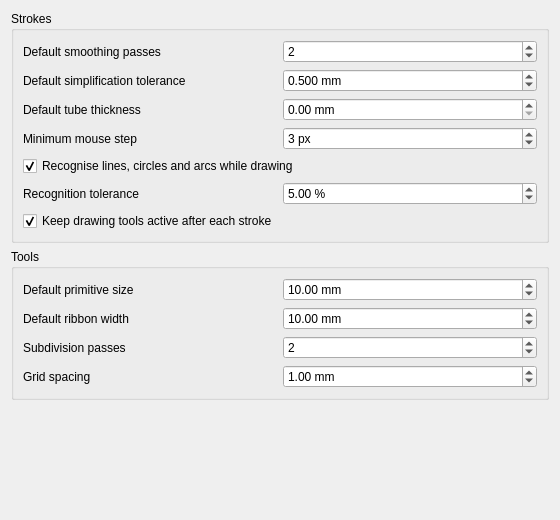
First picture: the form in src/Mod/Freeform/Resources/ui/preferences-freeform.ui, repository RikvdReijen/FreeCADEnhanced, before the edit.
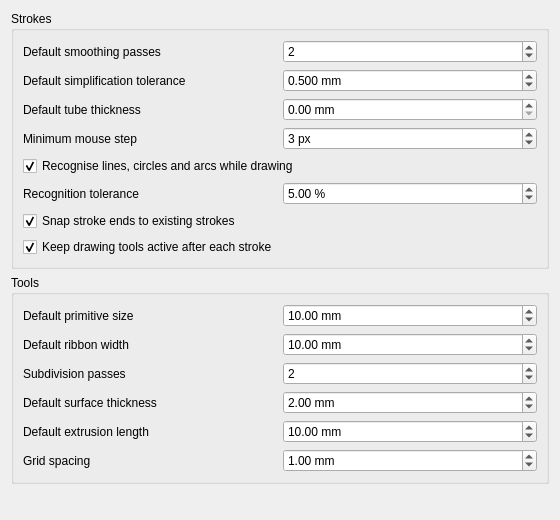
Second picture: the form after the edit. Custom widgets are drawn as their Qt base class.

Commit message:
Freeform: shortcuts, toggle synchronisation and preference rows
- Keyboard shortcuts for stroke, thicken, mirror, symmetry and palette.
- The symmetry and grid-snap toolbar toggles and the stroke panel check
  boxes keep each other in sync.
- Preference rows for end snapping, default surface thickness and default
  extrusion length.

Claude-Session: https://claude.ai/code/session_01WiUN8uuwCG6XAqjAGgStQc

```diff
--- a/src/Mod/Freeform/Resources/ui/preferences-freeform.ui
+++ b/src/Mod/Freeform/Resources/ui/preferences-freeform.ui
@@ -188,6 +188,25 @@
        </widget>
       </item>
       <item row="6" column="0" colspan="2">
+       <widget class="Gui::PrefCheckBox" name="checkSnapEnds">
+        <property name="toolTip">
+         <string>Start and end points close to the end of an existing stroke snap to it; a stroke ending where it started is closed automatically</string>
+        </property>
+        <property name="text">
+         <string>Snap stroke ends to existing strokes</string>
+        </property>
+        <property name="checked">
+         <bool>true</bool>
+        </property>
+        <property name="prefEntry" stdset="0">
+         <cstring>SnapEndpoints</cstring>
+        </property>
+        <property name="prefPath" stdset="0">
+         <cstring>Mod/Freeform</cstring>
+        </property>
+       </widget>
+      </item>
+      <item row="7" column="0" colspan="2">
        <widget class="Gui::PrefCheckBox" name="checkContinuous">
         <property name="toolTip">
          <string>Keep the stroke and primitive tools active after each stroke until Escape is pressed</string>
@@ -306,13 +325,74 @@
        </widget>
       </item>
       <item row="3" column="0">
+       <widget class="QLabel" name="labelShell">
+        <property name="text">
+         <string>Default surface thickness</string>
+        </property>
+       </widget>
+      </item>
+      <item row="3" column="1">
+       <widget class="Gui::PrefDoubleSpinBox" name="spinShell">
+        <property name="toolTip">
+         <string>Thickness proposed by the Thicken surface tool</string>
+        </property>
+        <property name="suffix">
+         <string> mm</string>
+        </property>
+        <property name="minimum">
+         <double>0.010000000000000</double>
+        </property>
+        <property name="maximum">
+         <double>1000000.000000000000000</double>
+        </property>
+        <property name="value">
+         <double>2.000000000000000</double>
+        </property>
+        <property name="prefEntry" stdset="0">
+         <cstring>ShellThickness</cstring>
+        </property>
+        <property name="prefPath" stdset="0">
+         <cstring>Mod/Freeform</cstring>
+        </property>
+       </widget>
+      </item>
+      <item row="4" column="0">
+       <widget class="QLabel" name="labelExtrude">
+        <property name="text">
+         <string>Default extrusion length</string>
+        </property>
+       </widget>
+      </item>
+      <item row="4" column="1">
+       <widget class="Gui::PrefDoubleSpinBox" name="spinExtrude">
+        <property name="suffix">
+         <string> mm</string>
+        </property>
+        <property name="minimum">
+         <double>-1000000.000000000000000</double>
+        </property>
+        <property name="maximum">
+         <double>1000000.000000000000000</double>
+        </property>
+        <property name="value">
+         <double>10.000000000000000</double>
+        </property>
+        <property name="prefEntry" stdset="0">
+         <cstring>ExtrudeLength</cstring>
+        </property>
+        <property name="prefPath" stdset="0">
+         <cstring>Mod/Freeform</cstring>
+        </property>
+       </widget>
+      </item>
+      <item row="5" column="0">
        <widget class="QLabel" name="labelGrid">
         <property name="text">
          <string>Grid spacing</string>
         </property>
        </widget>
       </item>
-      <item row="3" column="1">
+      <item row="5" column="1">
        <widget class="Gui::PrefDoubleSpinBox" name="spinGrid">
         <property name="toolTip">
          <string>Spacing of the drawing plane grid used when snapping is on</string>
```
The commit also changes 3 other files.
